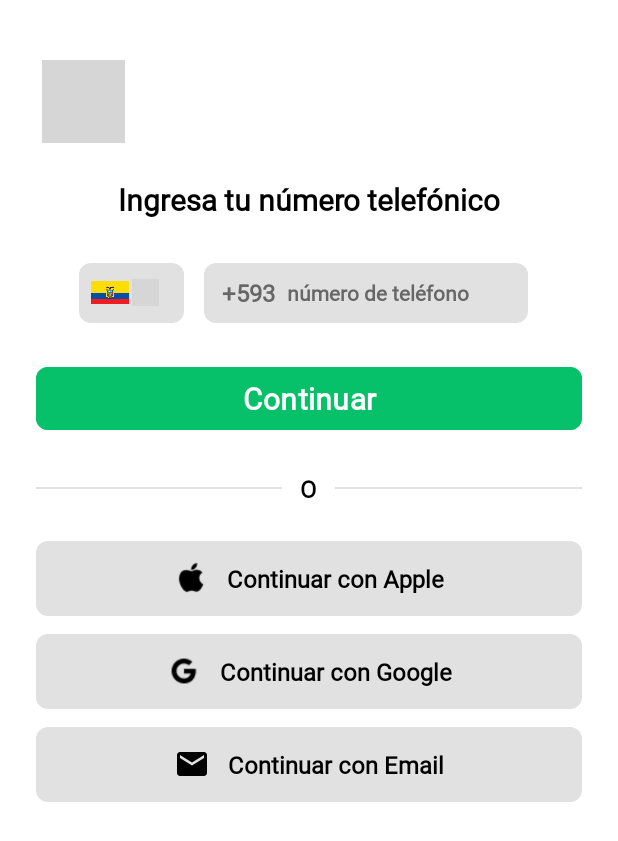
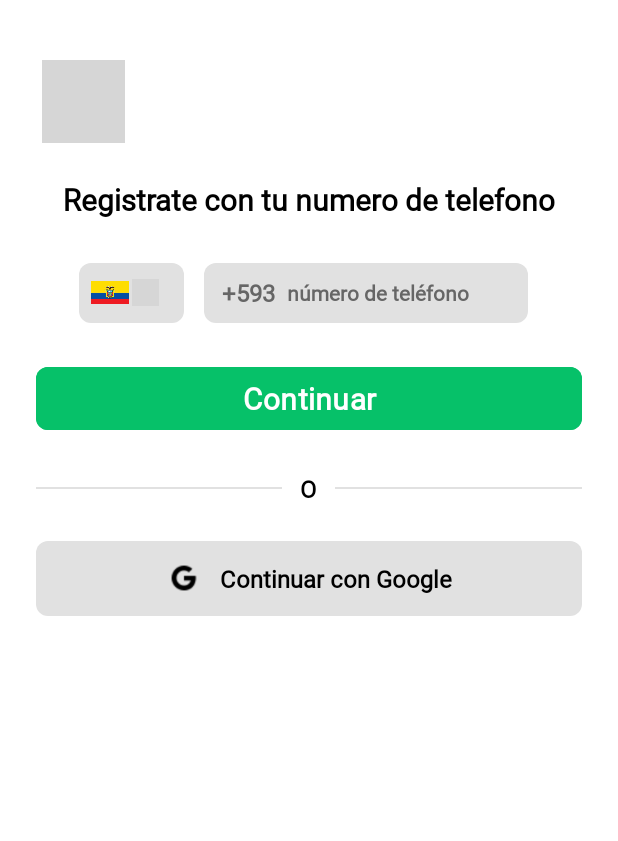
Before and after one commit to LuzAndrade7/Grupo7Deligo, an Android app: the screen it shows after launch (PhoneNumberActivity), on a phone screen of 412 x 824 dp. Shown: the top 841 px of the screen. Run offline under Robolectric (Android 15) with nearby library versions, the phone set to English and light mode, and no system bars; our stand-ins replace Firebase (no records; nobody signed in at launch, a user with empty details on screens opened directly); grey boxes are pictures that could not be loaded.

Commit message:
Login Google y Telefono

```diff
--- a/app/src/main/java/com/example/grupo7deligo/PhoneNumberActivity.kt
+++ b/app/src/main/java/com/example/grupo7deligo/PhoneNumberActivity.kt
@@ -6,21 +6,26 @@ import android.content.Intent
 import android.widget.EditText
 import android.widget.LinearLayout
 import android.widget.Toast
+import com.google.android.gms.auth.api.signin.GoogleSignIn
+import com.google.android.gms.auth.api.signin.GoogleSignInClient
+import com.google.android.gms.auth.api.signin.GoogleSignInOptions
+import com.google.android.gms.common.api.ApiException
+import com.google.firebase.auth.FirebaseAuth
+import com.google.firebase.auth.GoogleAuthProvider
 import com.google.android.material.button.MaterialButton
-
 
 class PhoneNumberActivity : AppCompatActivity() {
     private lateinit var editTextPhone: EditText
     private lateinit var buttonContinue: MaterialButton
-    private lateinit var appleButton: LinearLayout
     private lateinit var googleButton: LinearLayout
-    private lateinit var emailButton: LinearLayout
+    private lateinit var googleSignInClient: GoogleSignInClient
+    private lateinit var firebaseAuth: FirebaseAuth
 
     override fun onCreate(savedInstanceState: Bundle?) {
         super.onCreate(savedInstanceState)
         setContentView(R.layout.activity_phone_number)
         initViews()
-        setupClickListeners()
+        setupGoogleSignIn()
     }
 
     private fun initViews() {
@@ -29,12 +34,24 @@ class PhoneNumberActivity : AppCompatActivity() {
 
         // Los botones sociales son LinearLayouts en tu diseño
         val socialButtonsContainer = findViewById<LinearLayout>(R.id.socialButtonsContainer)
-            appleButton = socialButtonsContainer.getChildAt(0) as LinearLayout
-            googleButton = socialButtonsContainer.getChildAt(1) as LinearLayout
-            emailButton = socialButtonsContainer.getChildAt(2) as LinearLayout
+        googleButton = socialButtonsContainer.getChildAt(0) as LinearLayout  // Asegúrate de que este sea el botón de Google
     }
 
-        private fun setupClickListeners() {
+    private fun setupGoogleSignIn() {
+        // Configura Google Sign-In
+        val gso = GoogleSignInOptions.Builder(GoogleSignInOptions.DEFAULT_SIGN_IN)
+            .requestIdToken(getString(R.string.default_web_client_id))  // Usamos el ID de cliente que agregamos en strings.xml
+            .requestEmail()
+            .build()
+
+        googleSignInClient = GoogleSignIn.getClient(this, gso)
+        firebaseAuth = FirebaseAuth.getInstance()
+
+        // Manejo del clic en el botón de Google
+        googleButton.setOnClickListener {
+            signInWithGoogle()
+        }
+
         // Continuar con teléfono
         buttonContinue.setOnClickListener {
             val phoneNumber = editTextPhone.text.toString().trim()
@@ -47,24 +64,39 @@ class PhoneNumberActivity : AppCompatActivity() {
                 Toast.makeText(this, "El número debe tener 10 dígitos", Toast.LENGTH_SHORT).show()
             }
         }
-
-            // Continuar con Apple
-            appleButton.setOnClickListener {
-                // Aquí puedes implementar la lógica de Apple Sign In
-                Toast.makeText(this, "Inicio con Apple", Toast.LENGTH_SHORT).show()
-                navigateToHome()
     }
 
-            // Continuar con Google
-            googleButton.setOnClickListener {
-                // Aquí puedes implementar la lógica de Google Sign In
-                Toast.makeText(this, "Inicio con Google", Toast.LENGTH_SHORT).show()
-                navigateToHome()
+    private fun signInWithGoogle() {
+        val signInIntent = googleSignInClient.signInIntent
+        startActivityForResult(signInIntent, 9001)  // Usamos 9001 como código de solicitud
     }
 
-            // Continuar con Email
-            emailButton.setOnClickListener {
-                navigateToEmailLogin()
+    override fun onActivityResult(requestCode: Int, resultCode: Int, data: Intent?) {
+        super.onActivityResult(requestCode, resultCode, data)
+
+        if (requestCode == 9001) {
+            val task = GoogleSignIn.getSignedInAccountFromIntent(data)
+            try {
+                val account = task.getResult(ApiException::class.java)
+                firebaseAuthWithGoogle(account.idToken)
+            } catch (e: ApiException) {
+                // Error en el inicio de sesión con Google
+                Toast.makeText(this, "Error en el inicio de sesión con Google", Toast.LENGTH_SHORT).show()
+            }
+        }
+    }
+
+    private fun firebaseAuthWithGoogle(idToken: String?) {
+        val credential = GoogleAuthProvider.getCredential(idToken, null)
+        firebaseAuth.signInWithCredential(credential)
+            .addOnCompleteListener(this) { task ->
+                if (task.isSuccessful) {
+                    // Inicio de sesión exitoso, redirigir a Home
+                    navigateToHome()
+                } else {
+                    // Error en el inicio de sesión
+                    Toast.makeText(this, "Autenticación fallida", Toast.LENGTH_SHORT).show()
+                }
             }
     }
 
@@ -79,9 +111,4 @@ class PhoneNumberActivity : AppCompatActivity() {
         startActivity(intent)
         finish() // Opcional: para que no pueda volver con el botón atrás
     }
-
-        private fun navigateToEmailLogin() {
-            val intent = Intent(this, RegistroActivity::class.java)
-            startActivity(intent)
 }
-}
--- a/app/src/main/res/layout/activity_phone_number.xml
+++ b/app/src/main/res/layout/activity_phone_number.xml
@@ -202,32 +202,7 @@
             app:layout_constraintEnd_toEndOf="parent">
 
             <!-- Botón Apple -->
-            <LinearLayout
-                android:layout_width="match_parent"
-                android:layout_height="50dp"
-                android:layout_marginBottom="12dp"
-                android:orientation="horizontal"
-                android:background="@drawable/bg_input_rectangle"
-                android:gravity="center"
-                android:paddingStart="16dp"
-                android:paddingEnd="16dp">
 
-                <ImageView
-                    android:layout_width="24dp"
-                    android:layout_height="24dp"
-                    android:src="@drawable/ic_apple"
-                    android:contentDescription="@string/TextInicioApple"
-                    android:layout_marginEnd="12dp" />
-
-                <TextView
-                    android:layout_width="wrap_content"
-                    android:layout_height="wrap_content"
-                    android:fontFamily="@font/montserrat"
-                    android:text="@string/TextInicioApple"
-                    android:textColor="@android:color/black"
-                    android:textSize="16sp"
-                    android:textStyle="bold" />
-            </LinearLayout>
 
             <!-- Botón Google -->
             <LinearLayout
@@ -258,31 +233,7 @@
             </LinearLayout>
 
             <!-- Botón Email -->
-            <LinearLayout
-                android:layout_width="match_parent"
-                android:layout_height="50dp"
-                android:orientation="horizontal"
-                android:background="@drawable/bg_input_rectangle"
-                android:gravity="center"
-                android:paddingStart="16dp"
-                android:paddingEnd="16dp">
 
-                <ImageView
-                    android:layout_width="24dp"
-                    android:layout_height="24dp"
-                    android:src="@drawable/ic_email"
-                    android:contentDescription="@string/TextIinicioEmail"
-                    android:layout_marginEnd="12dp" />
-
-                <TextView
-                    android:layout_width="wrap_content"
-                    android:layout_height="wrap_content"
-                    android:fontFamily="@font/montserrat"
-                    android:text="@string/TextIinicioEmail"
-                    android:textColor="@android:color/black"
-                    android:textSize="16sp"
-                    android:textStyle="bold" />
-            </LinearLayout>
         </LinearLayout>
 
 
--- a/app/src/main/res/values/strings.xml
+++ b/app/src/main/res/values/strings.xml
@@ -1,7 +1,7 @@
 <resources>
     <string name="app_name">Deligo</string>
     <string name="back">Volver</string>
-    <string name="IngresaNumero">Ingresa tu número telefónico</string>
+    <string name="IngresaNumero">Registrate con tu numero de telefono</string>
     <string name="CodNumero">+593</string>
     <string name="Numero">número de teléfono</string>
     <string name="TextContinue">Continuar</string>
@@ -129,5 +129,9 @@
     <string name="icono_de_pago">icono_pago</string>
     <string name="icono_de_tarjeta">icono_tarjeta</string>
 
+    <!-- autenticacion google -->
+
+    <string name="default_web_client_id">158639860011-3c38uvke1idsq16r79obb13e23i7pcf5.apps.googleusercontent.com</string>
+
 
 </resources>
--- a/gradle/libs.versions.toml
+++ b/gradle/libs.versions.toml
@@ -1,5 +1,5 @@
 [versions]
-agp = "8.10.1"
+agp = "8.12.0"
 kotlin = "2.0.21"
 coreKtx = "1.10.1"
 junit = "4.13.2"
@@ -9,6 +9,7 @@ appcompat = "1.6.1"
 material = "1.10.0"
 activity = "1.8.0"
 constraintlayout = "2.1.4"
+firebaseAuthKtx = "24.0.0"
 
 [libraries]
 androidx-core-ktx = { group = "androidx.core", name = "core-ktx", version.ref = "coreKtx" }
@@ -19,6 +20,7 @@ androidx-appcompat = { group = "androidx.appcompat", name = "appcompat", version
 material = { group = "com.google.android.material", name = "material", version.ref = "material" }
 androidx-activity = { group = "androidx.activity", name = "activity", version.ref = "activity" }
 androidx-constraintlayout = { group = "androidx.constraintlayout", name = "constraintlayout", version.ref = "constraintlayout" }
+firebase-auth-ktx = { group = "com.google.firebase", name = "firebase-auth-ktx", version.ref = "firebaseAuthKtx" }
 
 [plugins]
 android-application = { id = "com.android.application", version.ref = "agp" }
--- a/settings.gradle.kts
+++ b/settings.gradle.kts
@@ -11,11 +11,12 @@ pluginManagement {
         gradlePluginPortal()
     }
 }
+
 dependencyResolutionManagement {
     repositoriesMode.set(RepositoriesMode.FAIL_ON_PROJECT_REPOS)
     repositories {
-        google()
-        mavenCentral()
+        google()  // Este es el repositorio de Google
+        mavenCentral()  // Este es el repositorio de Maven Central
     }
 }
 
```
Also changed, not shown: app/build.gradle.kts (+9 -0 lines), build.gradle.kts (+10 -0 lines), gradle/wrapper/gradle-wrapper.properties, 1 other file. Lines whose indentation alone changed are shown as unchanged.
